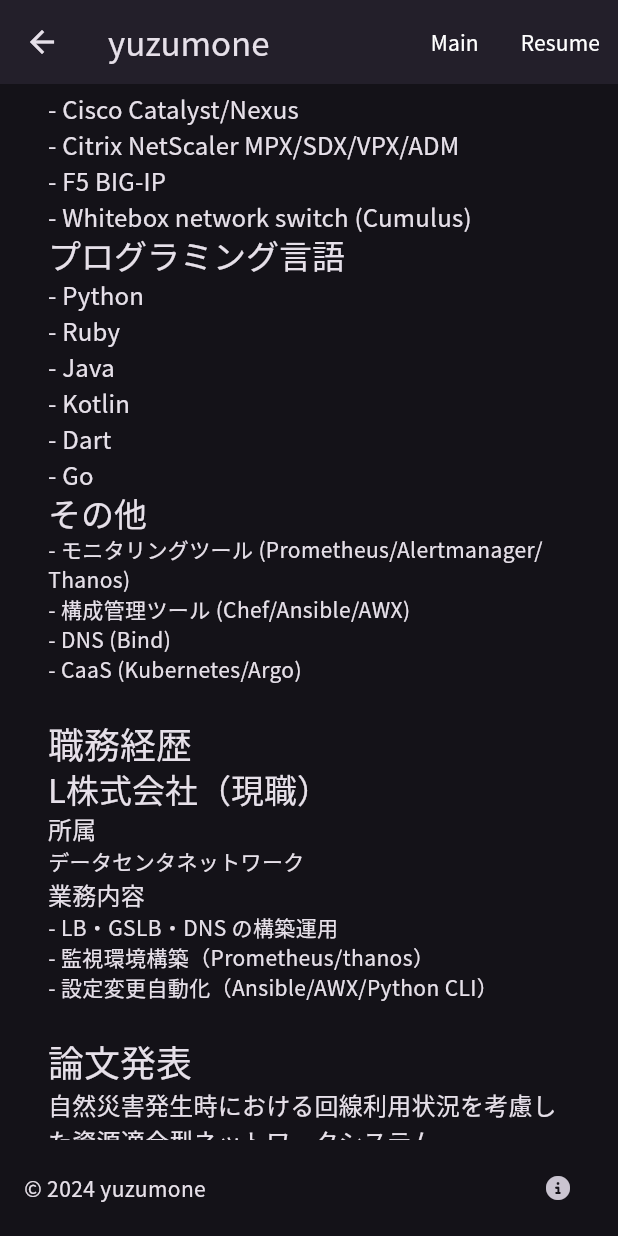
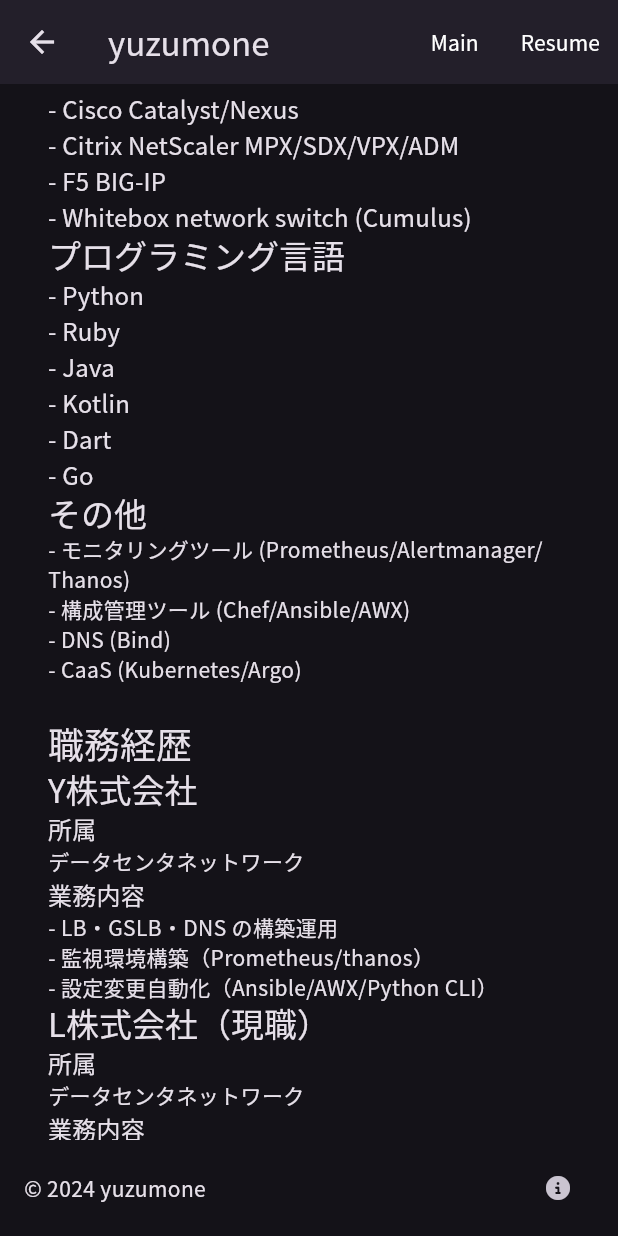
Before and after one commit to yuzumone/yuzumone.github.io, a Flutter app: the ResumePage screen opened by its route, scrolled down 576 dp, on a phone screen of 412 x 824 dp. Run offline on Flutter 3.47's test engine with Material 3 defaults, Android fonts, the phone set to English and light mode, and no system bars; our stand-ins replace auto_route, font_awesome_flutter, google_fonts, responsive_builder; network calls fail.

Commit message:
Fix resume

```diff
--- a/lib/ui/resume/resume_page.dart
+++ b/lib/ui/resume/resume_page.dart
@@ -142,7 +142,7 @@ class ResumePage extends StatelessWidget {
                       style: Theme.of(context).textTheme.headlineSmall,
                     ),
                     Text(
-                      'L株式会社（現職）',
+                      'Y株式会社',
                       style: Theme.of(context).textTheme.titleLarge,
                     ),
                     Text(
@@ -157,6 +157,20 @@ class ResumePage extends StatelessWidget {
                     Text('- LB・GSLB・DNS の構築運用'),
                     Text('- 監視環境構築（Prometheus/thanos）'),
                     Text('- 設定変更自動化（Ansible/AWX/Python CLI）'),
+                    Text(
+                      'L株式会社（現職）',
+                      style: Theme.of(context).textTheme.titleLarge,
+                    ),
+                    Text(
+                      '所属',
+                      style: Theme.of(context).textTheme.titleMedium,
+                    ),
+                    Text('データセンタネットワーク'),
+                    Text(
+                      '業務内容',
+                      style: Theme.of(context).textTheme.titleMedium,
+                    ),
+                    Text('- 経営統合のため上記と同一'),
                   ],
                 ),
               ),
@@ -317,6 +331,24 @@ class ResumePage extends StatelessWidget {
                       style: Theme.of(context).textTheme.headlineSmall,
                     ),
                     Text(
+                      'Y Corporation',
+                      style: Theme.of(context).textTheme.titleLarge,
+                    ),
+                    Text(
+                      'Team',
+                      style: Theme.of(context).textTheme.titleMedium,
+                    ),
+                    Text('Datacenter Network'),
+                    Text(
+                      'Tasks',
+                      style: Theme.of(context).textTheme.titleMedium,
+                    ),
+                    Text('- Configuring and managing Loadbalancer, GSLB, DNS servers'),
+                    Text(
+                        '- Managing of monitoring tools (Prometheus, Thanos, Grafana, etc)'),
+                    Text(
+                        '- Development of configuration automation tool using Ansible, AWX and Python'),
+                    Text(
                       'L Corporation (current company)',
                       style: Theme.of(context).textTheme.titleLarge,
                     ),
@@ -329,11 +361,9 @@ class ResumePage extends StatelessWidget {
                       'Tasks',
                       style: Theme.of(context).textTheme.titleMedium,
                     ),
-                    Text('- Management of LB, GSLB and DNS'),
+                    Text('- Y Corporation and other corporation merged into L Corporation'),
                     Text(
-                        '- Management of monitoring tool (Prometheus and thanos)'),
-                    Text(
-                        '- Development of configuration automation tool using Ansible, AWX and Python'),
+                        '- My tasks are unchanged following the merger'),
                   ],
                 ),
               ),
@@ -343,7 +373,7 @@ class ResumePage extends StatelessWidget {
                   crossAxisAlignment: CrossAxisAlignment.start,
                   children: [
                     Text(
-                      'Academic papers',
+                      'Journal',
                       style: Theme.of(context).textTheme.headlineSmall,
                     ),
                     Text(
```
